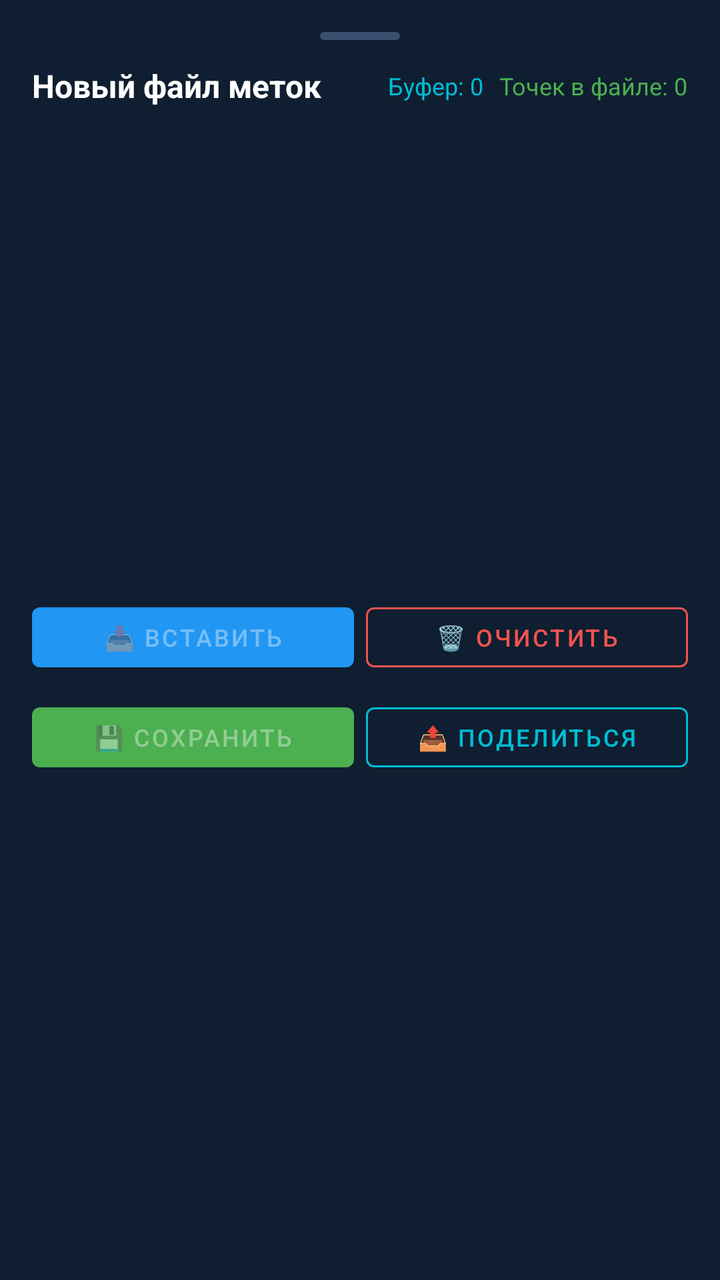
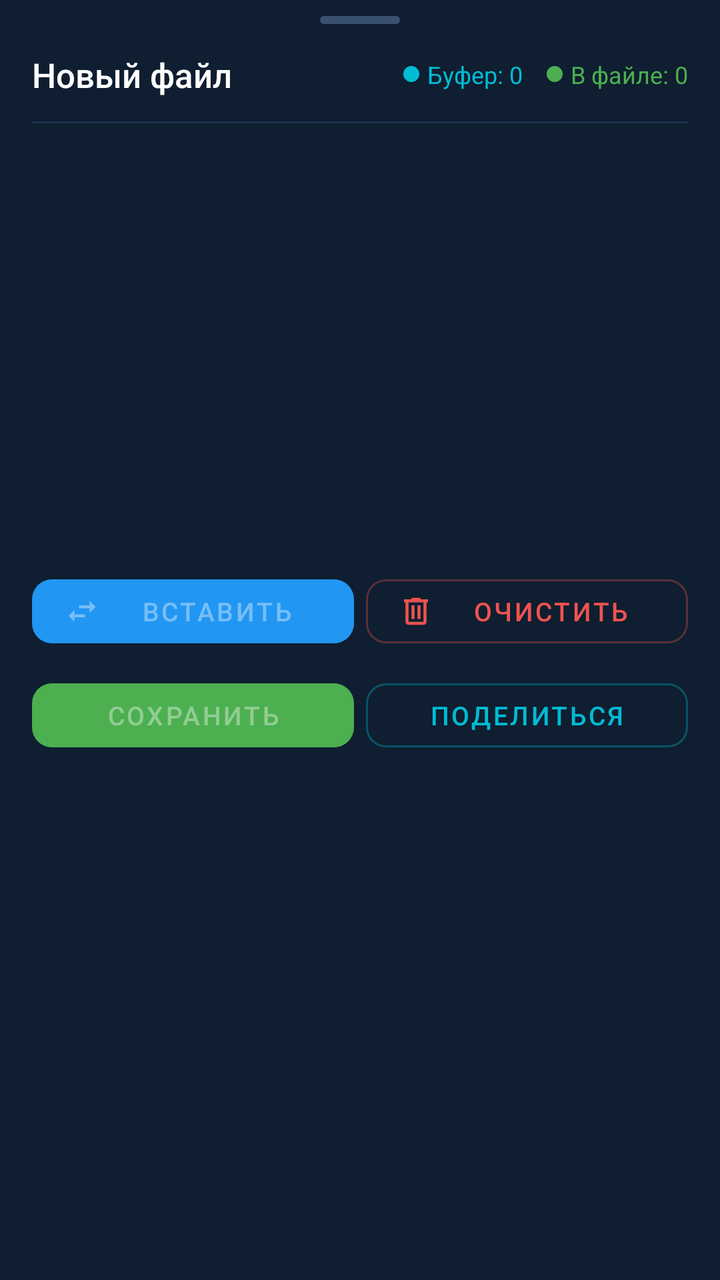

Before-and-after screenshots of an Android layout around one commit, followed by the original layout XML and the change that was made.
<!-- AndroidManifest.xml: application theme Theme.CoordScanner -->
<!-- res/layout/fragment_new_file.xml -->
<?xml version="1.0" encoding="utf-8"?>
<LinearLayout
    xmlns:android="http://schemas.android.com/apk/res/android"
    xmlns:app="http://schemas.android.com/apk/res-auto"
    android:layout_width="match_parent"
    android:layout_height="wrap_content"
    android:orientation="vertical"
    android:padding="16dp"
    android:background="@color/navy_surface">

    <View
        android:layout_width="40dp"
        android:layout_height="4dp"
        android:layout_gravity="center_horizontal"
        android:layout_marginBottom="12dp"
        android:background="@drawable/pill_handle" />

    
    <LinearLayout
        android:layout_width="match_parent"
        android:layout_height="wrap_content"
        android:orientation="horizontal"
        android:gravity="center_vertical"
        android:layout_marginBottom="12dp">

        <TextView
            android:layout_width="0dp"
            android:layout_height="wrap_content"
            android:layout_weight="1"
            android:text="Новый файл меток"
            android:textColor="@color/text_primary"
            android:textSize="16sp"
            android:textStyle="bold" />

        <TextView
            android:id="@+id/tvBuffer"
            android:layout_width="wrap_content"
            android:layout_height="wrap_content"
            android:text="Буфер: 0"
            android:textColor="@color/accent"
            android:textSize="12sp"
            android:layout_marginEnd="8dp" />

        <TextView
            android:id="@+id/tvCount"
            android:layout_width="wrap_content"
            android:layout_height="wrap_content"
            android:text="Точек в файле: 0"
            android:textColor="@color/scanner_green"
            android:textSize="12sp" />
    </LinearLayout>

    
    <androidx.recyclerview.widget.RecyclerView
        android:id="@+id/rvPoints"
        android:layout_width="match_parent"
        android:layout_height="220dp"
        android:layout_marginBottom="12dp" />

    
    <LinearLayout
        android:layout_width="match_parent"
        android:layout_height="wrap_content"
        android:orientation="horizontal"
        android:layout_marginBottom="8dp">

        <com.google.android.material.button.MaterialButton
            android:id="@+id/btnPaste"
            style="@style/Widget.MaterialComponents.Button"
            android:layout_width="0dp"
            android:layout_height="42dp"
            android:layout_weight="1"
            android:layout_marginEnd="6dp"
            android:text="📥 Вставить"
            android:textSize="12sp"
            android:enabled="false"
            app:backgroundTint="@color/primary" />

        <com.google.android.material.button.MaterialButton
            android:id="@+id/btnClear"
            style="@style/Widget.MaterialComponents.Button.OutlinedButton"
            android:layout_width="0dp"
            android:layout_height="42dp"
            android:layout_weight="1"
            android:text="🗑️ Очистить"
            android:textSize="12sp"
            android:textColor="@color/red_delete"
            app:strokeColor="@color/red_delete" />
    </LinearLayout>

    <LinearLayout
        android:layout_width="match_parent"
        android:layout_height="wrap_content"
        android:orientation="horizontal">

        <com.google.android.material.button.MaterialButton
            android:id="@+id/btnSave"
            style="@style/Widget.MaterialComponents.Button"
            android:layout_width="0dp"
            android:layout_height="42dp"
            android:layout_weight="1"
            android:layout_marginEnd="6dp"
            android:text="💾 Сохранить"
            android:textSize="12sp"
            android:enabled="false"
            app:backgroundTint="@color/scanner_green" />

        <com.google.android.material.button.MaterialButton
            android:id="@+id/btnShare"
            style="@style/Widget.MaterialComponents.Button.OutlinedButton"
            android:layout_width="0dp"
            android:layout_height="42dp"
            android:layout_weight="1"
            android:text="📤 Поделиться"
            android:textSize="12sp"
            android:textColor="@color/accent"
            android:enabled="false"
            app:strokeColor="@color/accent" />
    </LinearLayout>

</LinearLayout>
<!-- resources referenced by this layout -->
<resources>
  <color name="accent">#00BCD4</color>
  <color name="navy_surface">#0F1E30</color>
  <color name="primary">#2196F3</color>
  <color name="red_delete">#EF5350</color>
  <color name="scanner_green">#4CAF50</color>
  <color name="text_primary">#FFFFFF</color>
  <!-- drawable pill_handle (drawable) -->
  <?xml version="1.0" encoding="utf-8"?>
  <shape xmlns:android="http://schemas.android.com/apk/res/android"
      android:shape="rectangle">
      <corners android:radius="4dp" />
      <solid android:color="#3A5070" />
  </shape>
  <style name="Theme.CoordScanner" parent="Theme.MaterialComponents.DayNight.NoActionBar">
          <item name="colorPrimary">@color/primary</item>
          <item name="colorPrimaryVariant">@color/primary_dark</item>
          <item name="colorOnPrimary">@color/on_primary</item>
          <item name="colorSecondary">@color/accent</item>
          <item name="colorSecondaryVariant">@color/accent</item>
          <item name="colorOnSecondary">@color/white</item>
          <item name="android:statusBarColor">@color/navy_deep</item>
          <item name="android:navigationBarColor">@color/navy_deep</item>
          <item name="android:windowBackground">@color/navy_bg</item>
          <item name="materialCardViewStyle">@style/CardStyle</item>
          <item name="colorSurface">@color/navy_surface</item>
          <item name="colorOnSurface">@color/text_primary</item>
      </style>
  <color name="primary_dark">#1565C0</color>
  <color name="on_primary">#FFFFFF</color>
  <color name="white">#FFFFFF</color>
  <color name="navy_deep">#08111E</color>
  <color name="navy_bg">#0A1628</color>
  <style name="CardStyle" parent="Widget.MaterialComponents.CardView">
          <item name="cardElevation">2dp</item>
          <item name="cardCornerRadius">14dp</item>
          <item name="android:layout_marginBottom">6dp</item>
          <item name="cardBackgroundColor">@color/navy_card</item>
          <item name="strokeColor">@color/navy_stroke</item>
          <item name="strokeWidth">1dp</item>
      </style>
  <color name="navy_card">#111E30</color>
  <color name="navy_stroke">#1C3050</color>
</resources>

<!-- the commit's change to res/layout/fragment_new_file.xml (unified diff, before → after) -->
@@ -5,14 +5,17 @@
     android:layout_width="match_parent"
     android:layout_height="wrap_content"
     android:orientation="vertical"
-    android:padding="16dp"
+    android:paddingHorizontal="16dp"
+    android:paddingTop="8dp"
+    android:paddingBottom="20dp"
     android:background="@color/navy_surface">
 
+    
     <View
         android:layout_width="40dp"
         android:layout_height="4dp"
         android:layout_gravity="center_horizontal"
-        android:layout_marginBottom="12dp"
+        android:layout_marginBottom="14dp"
         android:background="@drawable/pill_handle" />
 
     
@@ -27,34 +30,61 @@
             android:layout_width="0dp"
             android:layout_height="wrap_content"
             android:layout_weight="1"
-            android:text="Новый файл меток"
+            android:text="Новый файл"
             android:textColor="@color/text_primary"
-            android:textSize="16sp"
-            android:textStyle="bold" />
+            android:textSize="17sp"
+            android:fontFamily="sans-serif-medium" />
 
-        <TextView
-            android:id="@+id/tvBuffer"
+        <LinearLayout
             android:layout_width="wrap_content"
             android:layout_height="wrap_content"
-            android:text="Буфер: 0"
-            android:textColor="@color/accent"
-            android:textSize="12sp"
-            android:layout_marginEnd="8dp" />
+            android:orientation="horizontal"
+            android:gravity="center_vertical">
 
-        <TextView
-            android:id="@+id/tvCount"
-            android:layout_width="wrap_content"
-            android:layout_height="wrap_content"
-            android:text="Точек в файле: 0"
-            android:textColor="@color/scanner_green"
-            android:textSize="12sp" />
+            <View
+                android:layout_width="8dp"
+                android:layout_height="8dp"
+                android:background="@drawable/color_circle"
+                android:backgroundTint="@color/accent"
+                android:layout_marginEnd="4dp" />
+
+            <TextView
+                android:id="@+id/tvBuffer"
+                android:layout_width="wrap_content"
+                android:layout_height="wrap_content"
+                android:text="Буфер: 0"
+                android:textColor="@color/accent"
+                android:textSize="12sp"
+                android:layout_marginEnd="12dp" />
+
+            <View
+                android:layout_width="8dp"
+                android:layout_height="8dp"
+                android:background="@drawable/color_circle"
+                android:backgroundTint="@color/scanner_green"
+                android:layout_marginEnd="4dp" />
+
+            <TextView
+                android:id="@+id/tvCount"
+                android:layout_width="wrap_content"
+                android:layout_height="wrap_content"
+                android:text="В файле: 0"
+                android:textColor="@color/scanner_green"
+                android:textSize="12sp" />
+        </LinearLayout>
     </LinearLayout>
+
+    <View
+        android:layout_width="match_parent"
+        android:layout_height="1dp"
+        android:background="@color/navy_stroke"
+        android:layout_marginBottom="10dp" />
 
     
     <androidx.recyclerview.widget.RecyclerView
         android:id="@+id/rvPoints"
         android:layout_width="match_parent"
-        android:layout_height="220dp"
+        android:layout_height="200dp"
         android:layout_marginBottom="12dp" />
 
     
@@ -66,28 +96,37 @@
 
         <com.google.android.material.button.MaterialButton
             android:id="@+id/btnPaste"
-            style="@style/Widget.MaterialComponents.Button"
             android:layout_width="0dp"
-            android:layout_height="42dp"
+            android:layout_height="44dp"
             android:layout_weight="1"
             android:layout_marginEnd="6dp"
-            android:text="📥 Вставить"
-            android:textSize="12sp"
+            android:text="Вставить"
+            android:textSize="13sp"
             android:enabled="false"
-            app:backgroundTint="@color/primary" />
+            app:icon="@drawable/ic_convert"
+            app:iconSize="18dp"
+            app:iconPadding="6dp"
+            app:backgroundTint="@color/primary"
+            app:cornerRadius="10dp" />
 
         <com.google.android.material.button.MaterialButton
             android:id="@+id/btnClear"
             style="@style/Widget.MaterialComponents.Button.OutlinedButton"
             android:layout_width="0dp"
-            android:layout_height="42dp"
+            android:layout_height="44dp"
             android:layout_weight="1"
-            android:text="🗑️ Очистить"
-            android:textSize="12sp"
+            android:text="Очистить"
+            android:textSize="13sp"
             android:textColor="@color/red_delete"
-            app:strokeColor="@color/red_delete" />
+            app:icon="@drawable/ic_trash"
+            app:iconSize="18dp"
+            app:iconPadding="6dp"
+            app:iconTint="@color/red_delete"
+            app:strokeColor="#55EF5350"
+            app:cornerRadius="10dp" />
     </LinearLayout>
 
+    
     <LinearLayout
         android:layout_width="match_parent"
         android:layout_height="wrap_content"
@@ -95,27 +134,28 @@
 
         <com.google.android.material.button.MaterialButton
             android:id="@+id/btnSave"
-            style="@style/Widget.MaterialComponents.Button"
             android:layout_width="0dp"
-            android:layout_height="42dp"
+            android:layout_height="44dp"
             android:layout_weight="1"
             android:layout_marginEnd="6dp"
-            android:text="💾 Сохранить"
-            android:textSize="12sp"
+            android:text="Сохранить"
+            android:textSize="13sp"
             android:enabled="false"
-            app:backgroundTint="@color/scanner_green" />
+            app:backgroundTint="@color/scanner_green"
+            app:cornerRadius="10dp" />
 
         <com.google.android.material.button.MaterialButton
             android:id="@+id/btnShare"
             style="@style/Widget.MaterialComponents.Button.OutlinedButton"
             android:layout_width="0dp"
-            android:layout_height="42dp"
+            android:layout_height="44dp"
             android:layout_weight="1"
-            android:text="📤 Поделиться"
-            android:textSize="12sp"
+            android:text="Поделиться"
+            android:textSize="13sp"
             android:textColor="@color/accent"
             android:enabled="false"
-            app:strokeColor="@color/accent" />
+            app:strokeColor="#5500BCD4"
+            app:cornerRadius="10dp" />
     </LinearLayout>
 
 </LinearLayout>
<!-- resource entries referenced after the edit -->
@@ -6,6 +6,34 @@
   <color name="red_delete">#EF5350</color>
   <color name="scanner_green">#4CAF50</color>
   <color name="text_primary">#FFFFFF</color>
+  <!-- drawable color_circle (drawable) -->
+  <?xml version="1.0" encoding="utf-8"?>
+  <shape xmlns:android="http://schemas.android.com/apk/res/android"
+      android:shape="oval">
+      <solid android:color="#FFFFFF" />
+  </shape>
+  <!-- drawable ic_convert (drawable) -->
+  <?xml version="1.0" encoding="utf-8"?>
+  <vector xmlns:android="http://schemas.android.com/apk/res/android"
+      android:width="24dp"
+      android:height="24dp"
+      android:viewportWidth="24"
+      android:viewportHeight="24">
+      <path
+          android:fillColor="@android:color/white"
+          android:pathData="M21,9L17,5V8H10V10H17V13M7,11L3,15L7,19V16H14V14H7V11Z" />
+  </vector>
+  <!-- drawable ic_trash (drawable) -->
+  <?xml version="1.0" encoding="utf-8"?>
+  <vector xmlns:android="http://schemas.android.com/apk/res/android"
+      android:width="24dp"
+      android:height="24dp"
+      android:viewportWidth="24"
+      android:viewportHeight="24">
+      <path
+          android:fillColor="@android:color/white"
+          android:pathData="M9,3V4H4V6H5V19A2,2 0 0,0 7,21H17A2,2 0 0,0 19,19V6H20V4H15V3H9M7,6H17V19H7V6M9,8V17H11V8H9M13,8V17H15V8H13Z" />
+  </vector>
   <!-- drawable pill_handle (drawable) -->
   <?xml version="1.0" encoding="utf-8"?>
   <shape xmlns:android="http://schemas.android.com/apk/res/android"
